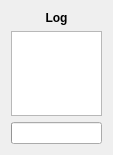
Qt form mediacopier-cli/source/gui/MediaCopierLogWidget.ui (patrickziegler/mediacopier) before a commit.
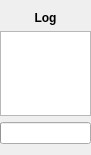
The same form after that commit.

Commit message: Improve margins in log widget

Patch:
```diff
--- a/mediacopier-cli/source/gui/MediaCopierLogWidget.ui
+++ b/mediacopier-cli/source/gui/MediaCopierLogWidget.ui
@@ -7,11 +7,17 @@
    <rect>
     <x>0</x>
     <y>0</y>
-    <width>103</width>
+    <width>91</width>
     <height>155</height>
    </rect>
   </property>
   <layout class="QVBoxLayout" name="verticalLayout">
+   <property name="leftMargin">
+    <number>0</number>
+   </property>
+   <property name="rightMargin">
+    <number>0</number>
+   </property>
    <item>
     <widget class="QLabel" name="logTitle">
      <property name="font">
```
The commit also changes 1 other file.
